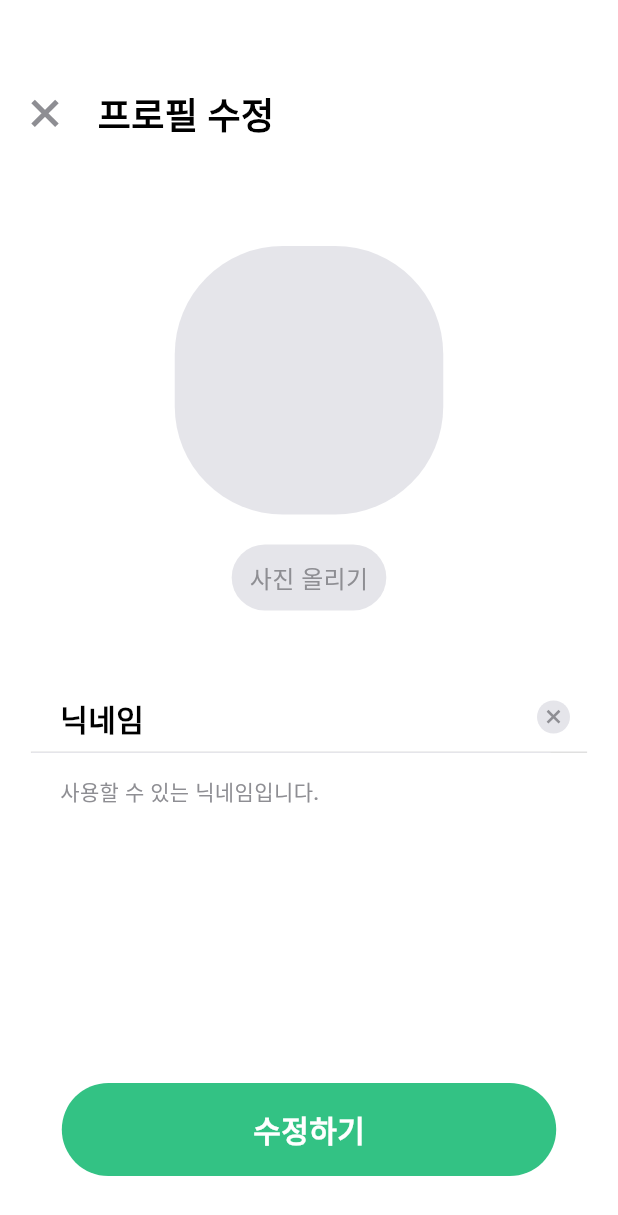
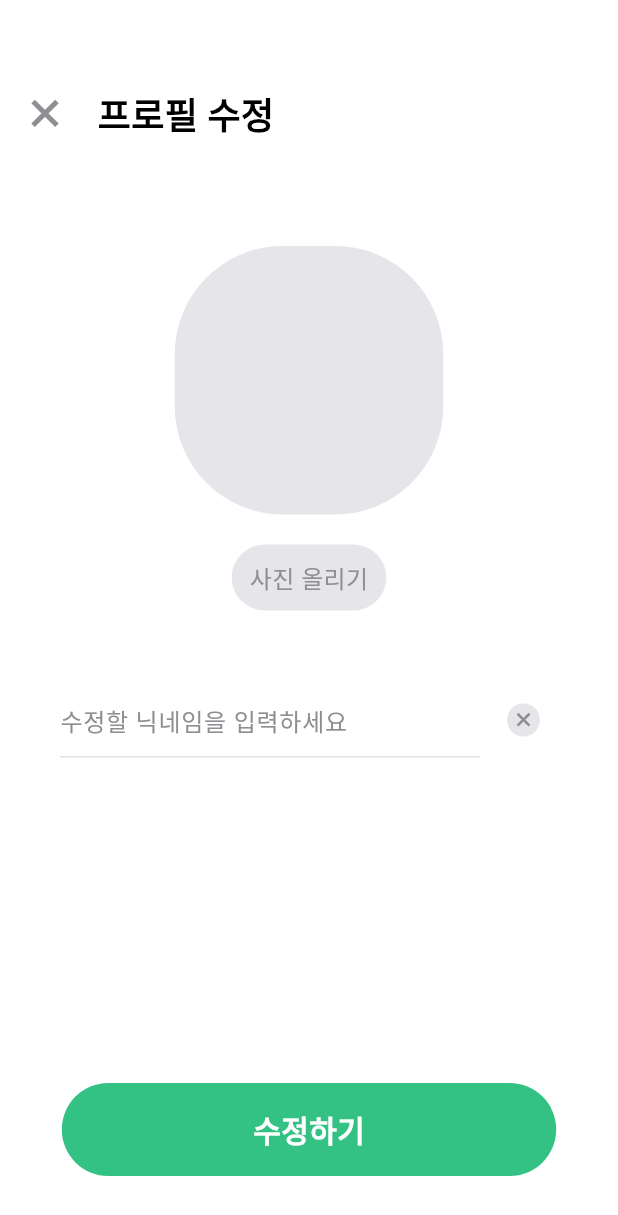
Before and after one commit to hyg0527/haven, a Flutter app: the EditProfile screen opened directly with empty values, on a phone screen of 412 x 824 dp. Shown: the top 1215 px of the screen. Run offline on Flutter 3.47's test engine with Material 3 defaults, Android fonts, the phone set to English and light mode, and no system bars; our stand-ins replace auto_size_text, camera, flutter_svg, fluttertoast, image_picker; Roboto replaces fonts that are missing (Pretendard).

Commit message:
프로필 수정란 텍스트 > 텍스트필드로 수정

```diff
--- a/lib/edit_profile.dart
+++ b/lib/edit_profile.dart
@@ -14,6 +14,7 @@ class EditProfile extends StatefulWidget {
 
 class _EditProfileState extends State<EditProfile> {
   File? _image;
+  final TextEditingController _nicknameController = TextEditingController();
 
   Future<void> _pickImage() async {
     final ImagePicker picker = ImagePicker();
@@ -24,18 +25,22 @@ class _EditProfileState extends State<EditProfile> {
         _image = File(image.path);
       });
 
-      widget.onImageSelected(_image!); // 선택된 이미지를 콜백으로 전달
+      widget.onImageSelected(_image!);
     }
+  }
+
+  @override
+  void dispose() {
+    _nicknameController.dispose();
+    super.dispose();
   }
 
   @override
   Widget build(BuildContext context) {
     return Scaffold(
+      resizeToAvoidBottomInset: true,
       body: Container(
-        width: double.infinity,
-        height: double.infinity,
-        clipBehavior: Clip.antiAlias,
-        decoration: const BoxDecoration(color: Colors.white),
+        color: Colors.white, // 배경색을 흰색으로 설정
         child: Column(
           children: [
             const SizedBox(height: 58),
@@ -90,7 +95,15 @@ class _EditProfileState extends State<EditProfile> {
                           fit: BoxFit.cover,
                         ),
                       )
-                  : null,
+                    : Text(
+                          '',
+                          style: TextStyle(
+                            color: Colors.grey[600],
+                            fontSize: 16,
+                            fontFamily: 'Pretendard',
+                            fontWeight: FontWeight.w500,
+                          ),
+                        ),
               ),
             const SizedBox(height: 20),
             GestureDetector(
@@ -124,24 +137,35 @@ class _EditProfileState extends State<EditProfile> {
               ),
             ),
             const SizedBox(height: 50),
-              Row(
-                mainAxisAlignment: MainAxisAlignment.spaceBetween,
+            Padding(
+              padding: const EdgeInsets.symmetric(horizontal: 40),
+              child: Row(
                 children: [
-                  const Padding(
-                    padding: EdgeInsets.only(left: 40),
-                    child: Text(
-                      '닉네임',
-                      style: TextStyle(
-                        color: Colors.black,
-                        fontSize: 20,
+                  Expanded(
+                    child: TextField(
+                      controller: _nicknameController,
+                      decoration: const InputDecoration(
+                        hintText: '수정할 닉네임을 입력하세요',
+                        hintStyle: TextStyle(
+                          color: Color(0xFF8E8E93),
+                          fontSize: 16,
                           fontFamily: 'Pretendard',
-                        fontWeight: FontWeight.w600,
-                        height: 0,
+                          fontWeight: FontWeight.w500,
+                        ),
+                        enabledBorder: UnderlineInputBorder(
+                          borderSide: BorderSide(color: Color(0xFFE0E0E0)),
+                        ),
+                        focusedBorder: UnderlineInputBorder(
+                          borderSide: BorderSide(color: Color(0xFF33C284)),
                         ),
                       ),
                     ),
-                  Padding(
-                    padding: const EdgeInsets.only(right: 20),
+                  ),
+                  const SizedBox(width: 8),
+                  GestureDetector(
+                    onTap: () {
+                      _nicknameController.clear();
+                    },
                     child: Container(
                       width: 44,
                       height: 44,
@@ -162,10 +186,10 @@ class _EditProfileState extends State<EditProfile> {
                                   borderRadius: BorderRadius.circular(24),
                                 ),
                               ),
-                              child: Center(  // Center 위젯을 사용하여 SVG 크기 조절
+                              child: Center(
                                 child: SizedBox(
-                                  width: 10,  // SVG의 너비를 지정
-                                  height: 10,  // SVG의 높이를 지정
+                                  width: 10,
+                                  height: 10,
                                   child: SvgPicture.asset(
                                     'assets/images/close_button.svg',
                                   ),
@@ -179,42 +203,8 @@ class _EditProfileState extends State<EditProfile> {
                   ),
                 ],
               ),
-              Column(
-                mainAxisSize: MainAxisSize.min,
-                mainAxisAlignment: MainAxisAlignment.center,
-                crossAxisAlignment: CrossAxisAlignment.center,
-                children: [
-                  Container(
-                    width: MediaQuery.of(context).size.width * 0.9,
-                    height: 1.0,
-                    color: const Color.fromARGB(255, 224, 224, 224),
-                    child: Align(
-                      alignment: Alignment.centerLeft,
-                      child: SvgPicture.asset(
-                        'assets/images/divider.svg',
-                        fit: BoxFit.cover,
-                      ),
-                    ),
-                  ),
-                ],
             ),
             const SizedBox(height: 15),
-              const Row(
-                mainAxisAlignment: MainAxisAlignment.start,
-                children: [
-                  SizedBox(width: 40),
-                  Text(
-                    '사용할 수 있는 닉네임입니다.',
-                    style: TextStyle(
-                      color: Color(0xFF8E8E93),
-                      fontSize: 14,
-                      fontFamily: 'Pretendard',
-                      fontWeight: FontWeight.w500,
-                      height: 0,
-                    ),
-                  ),
-                ],
-              ),
             const Spacer(),
             GestureDetector(
               onTap: () {
```
Also changed, not shown: 1 other file. Lines whose indentation alone changed are shown as unchanged.
